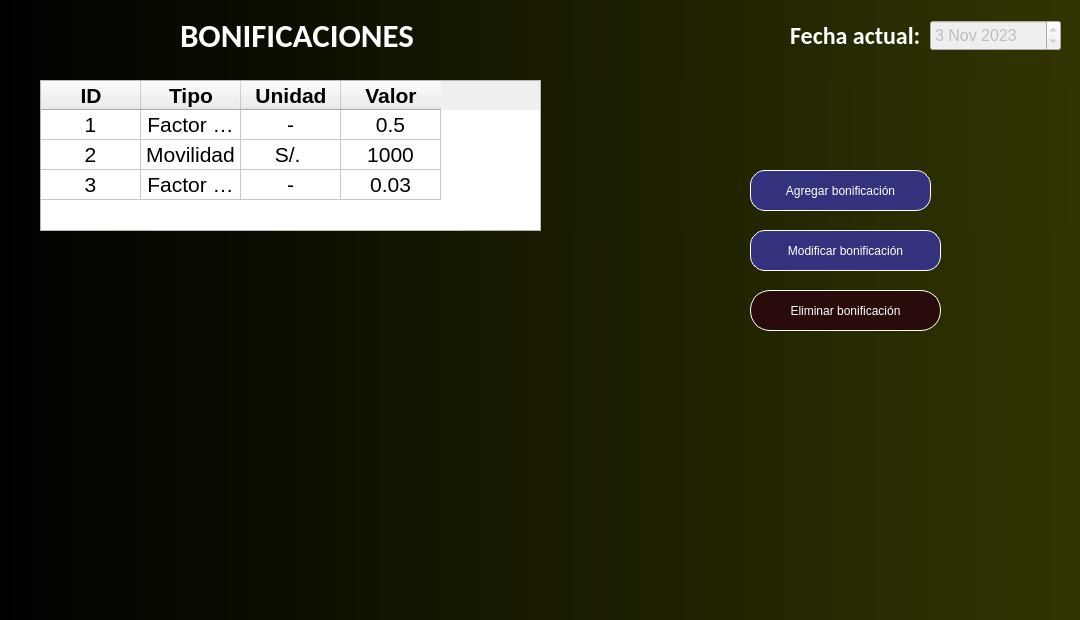
First picture: the form in src/otros_recursos/GUI/BonificacionVerModificar.ui, repository JosueDanielGarciaBetancourt/CalculoSueldosProject, before the edit.
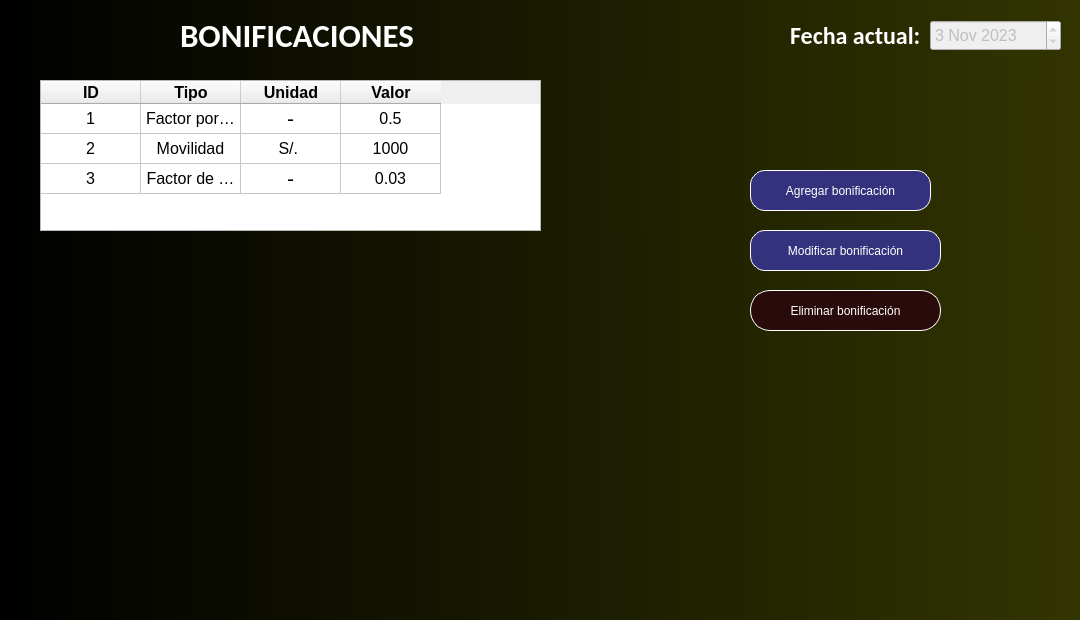
Second picture: the form after the edit. Icons and pictures are not drawn.

```diff
--- a/src/otros_recursos/GUI/BonificacionVerModificar.ui
+++ b/src/otros_recursos/GUI/BonificacionVerModificar.ui
@@ -199,7 +199,7 @@
     </property>
     <property name="font">
      <font>
-      <pointsize>16</pointsize>
+      <pointsize>12</pointsize>
      </font>
     </property>
     <property name="mouseTracking">
@@ -275,7 +275,7 @@
      </property>
      <property name="font">
       <font>
-       <pointsize>16</pointsize>
+       <pointsize>12</pointsize>
       </font>
      </property>
      <property name="background">
@@ -292,7 +292,7 @@
      </property>
      <property name="font">
       <font>
-       <pointsize>16</pointsize>
+       <pointsize>12</pointsize>
       </font>
      </property>
      <property name="textAlignment">
@@ -315,7 +315,7 @@
      </property>
      <property name="font">
       <font>
-       <pointsize>16</pointsize>
+       <pointsize>12</pointsize>
        <bold>true</bold>
        <underline>false</underline>
       </font>
@@ -330,7 +330,7 @@
      </property>
      <property name="font">
       <font>
-       <pointsize>16</pointsize>
+       <pointsize>12</pointsize>
        <italic>false</italic>
        <bold>true</bold>
        <underline>false</underline>
@@ -351,7 +351,7 @@
      </property>
      <property name="font">
       <font>
-       <pointsize>16</pointsize>
+       <pointsize>12</pointsize>
        <bold>true</bold>
        <underline>false</underline>
        <strikeout>false</strikeout>
@@ -365,7 +365,7 @@
      </property>
      <property name="font">
       <font>
-       <pointsize>16</pointsize>
+       <pointsize>12</pointsize>
        <bold>true</bold>
        <underline>false</underline>
       </font>
@@ -377,7 +377,7 @@
      </property>
      <property name="font">
       <font>
-       <pointsize>16</pointsize>
+       <pointsize>12</pointsize>
       </font>
      </property>
      <property name="textAlignment">
@@ -390,7 +390,7 @@
      </property>
      <property name="font">
       <font>
-       <pointsize>16</pointsize>
+       <pointsize>12</pointsize>
       </font>
      </property>
      <property name="textAlignment">
@@ -427,7 +427,7 @@
      </property>
      <property name="font">
       <font>
-       <pointsize>16</pointsize>
+       <pointsize>12</pointsize>
       </font>
      </property>
      <property name="textAlignment">
@@ -448,7 +448,7 @@
      </property>
      <property name="font">
       <font>
-       <pointsize>16</pointsize>
+       <pointsize>12</pointsize>
       </font>
      </property>
      <property name="textAlignment">
@@ -469,7 +469,7 @@
      </property>
      <property name="font">
       <font>
-       <pointsize>16</pointsize>
+       <pointsize>12</pointsize>
       </font>
      </property>
      <property name="textAlignment">
```
Left out of the diff: 2 changed lines with no effect on the pictures.
